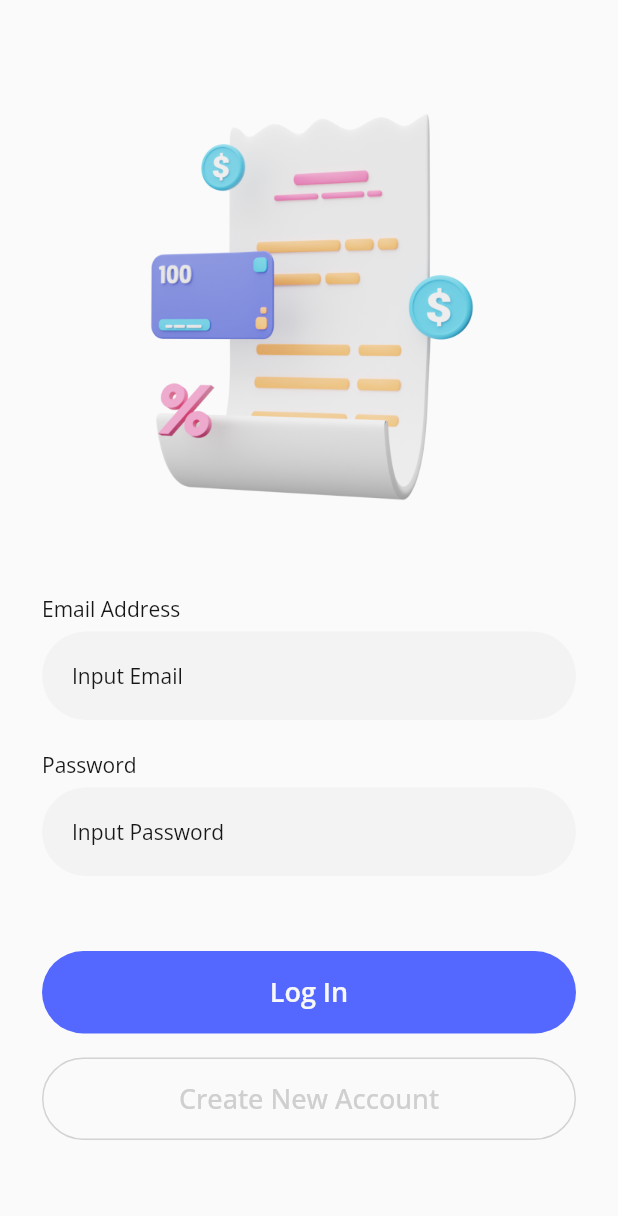
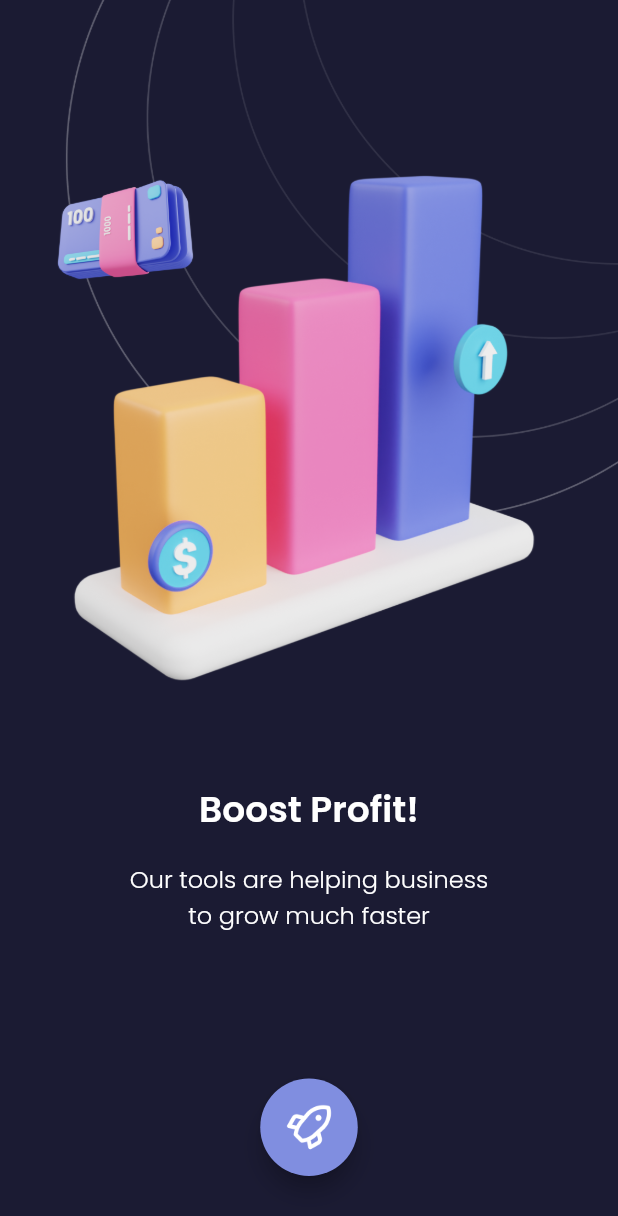
Before and after one commit to jilanfawwaz/ModernFlutterUI, a Flutter app: the screen it shows after launch, on a phone screen of 412 x 824 dp. Shown: the top 1216 px of the screen. Run offline on Flutter 3.47's test engine with Material 2 defaults, Android fonts, the phone set to English and light mode, and no system bars; our stand-ins replace google_fonts.

Commit message:
day4 empty state done

```diff
--- a/lib/main.dart
+++ b/lib/main.dart
@@ -1,4 +1,6 @@
 import 'package:flutter/material.dart';
+import 'package:modern_flutter_ui/ui/emptystatebelanja.dart';
+import 'package:modern_flutter_ui/ui/emptystatebisnis.dart';
 import 'package:modern_flutter_ui/ui/getstartedcrypto.dart';
 import 'package:modern_flutter_ui/ui/getstartedyoga.dart';
 import 'package:modern_flutter_ui/ui/halamanutama1.dart';
@@ -18,12 +20,14 @@ class MyApp extends StatelessWidget {
     return MaterialApp(
       debugShowCheckedModeBanner: false,
       routes: {
-        '/': (context) => SignInWallet(),
+        '/': (context) => EmptyBisnis(),
         '/halamanutama1': (context) => HalamanUtama1(),
         '/getstartedcypto': (context) => GetStartedCrypto(),
         '/getstartedyoga': (context) => GetStartedYoga(),
         '/signincrypto': (context) => SignInCrypto(),
         '/signinwallet': (context) => SignInWallet(),
+        '/emptybelanja': (context) => EmptyBelanja(),
+        '/emptybisnis': (context) => EmptyBisnis(),
       },
       //home: SplashScreen1(),
     );
--- a/lib/shared/theme.dart
+++ b/lib/shared/theme.dart
@@ -11,6 +11,7 @@ Color cBlackBackground = Color(0xff181A20);
 Color cOrangeButton = Color(0xffFCAC15);
 Color cBlackForm = Color(0xff17171A);
 Color cBlueButton = Color(0xff5468FF);
+Color cPinkButton = Color(0xffF94593);
 
 FontWeight light = FontWeight.w300;
 FontWeight regular = FontWeight.w400;
@@ -36,6 +37,12 @@ TextStyle cPoppinsWhiteSemibold24 = GoogleFonts.poppins(
   fontSize: 24,
   color: Color(0xffFFFFFF),
   fontWeight: semiBold,
+);
+
+TextStyle cPoppinsWhiteLight16 = GoogleFonts.poppins(
+  fontSize: 16,
+  color: Color(0xffFFFFFF),
+  fontWeight: light,
 );
 
 TextStyle cLatosBlackSemibold18 = GoogleFonts.lato(
--- /dev/null
+++ b/lib/ui/emptystatebisnis.dart
@@ -0,0 +1,63 @@
+import 'package:flutter/material.dart';
+import 'package:modern_flutter_ui/shared/theme.dart';
+
+class EmptyBisnis extends StatelessWidget {
+  const EmptyBisnis({Key? key}) : super(key: key);
+
+  @override
+  Widget build(BuildContext context) {
+    return Scaffold(
+      backgroundColor: Color(0xff1B1B33),
+      floatingActionButton: Container(
+        width: 65,
+        height: 65,
+        margin: EdgeInsets.only(bottom: 40),
+        child: FloatingActionButton(
+          onPressed: () {},
+          backgroundColor: Color(0xff808EE0),
+          child: Container(
+            width: 32,
+            height: 32,
+            decoration: BoxDecoration(
+              image: DecorationImage(
+                image: AssetImage("assets/images/4-logoRoket.png"),
+              ),
+            ),
+          ),
+        ),
+      ),
+      floatingActionButtonLocation: FloatingActionButtonLocation.centerDocked,
+      body: Column(
+        children: [
+          Container(
+            width: double.infinity,
+            height: 454,
+            margin: EdgeInsets.only(
+              bottom: 68,
+            ),
+            decoration: BoxDecoration(
+              image: DecorationImage(
+                fit: BoxFit.cover,
+                image: AssetImage(
+                  "assets/images/4-gambarGrafik.png",
+                ),
+              ),
+            ),
+          ),
+          Text(
+            "Boost Profit!",
+            style: cPoppinsWhiteSemibold24,
+          ),
+          SizedBox(
+            height: 16,
+          ),
+          Text(
+            "Our tools are helping business\nto grow much faster",
+            style: cPoppinsWhiteLight16,
+            textAlign: TextAlign.center,
+          ),
+        ],
+      ),
+    );
+  }
+}
```
Also changed, not shown: lib/ui/emptystatebelanja.dart (added, +72 -0 lines), assets/images/4-gambarBelanja.png (added), assets/images/4-gambarGrafik.png (added), assets/images/4-logoRoket.png (added).
